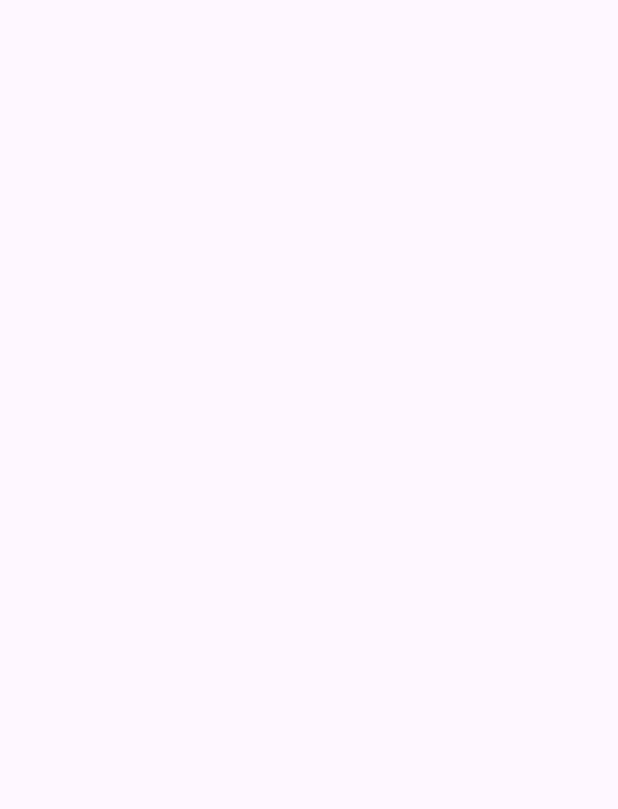
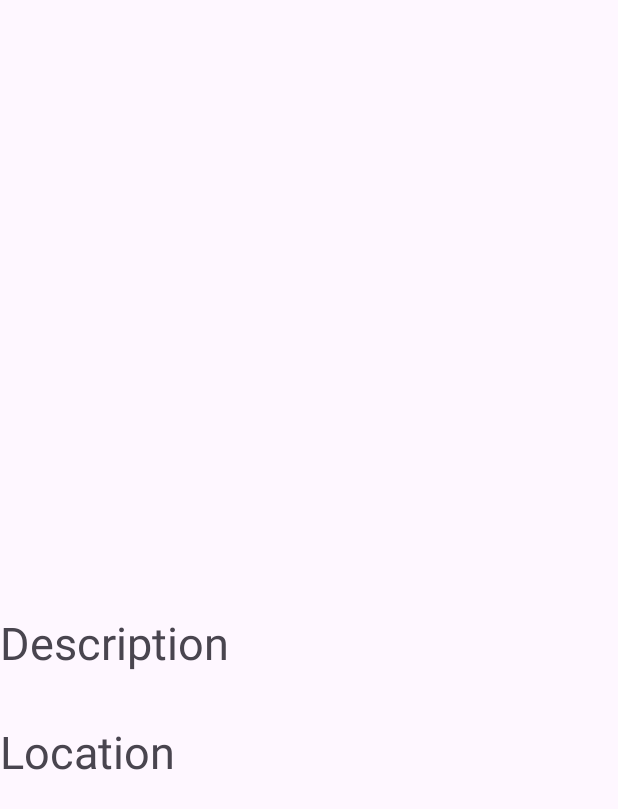
Before and after one commit to jarvision-git/HappyPlaces, an Android app: the HappyPlaceDetailActivity screen opened directly, with no data from a screen before it, on a phone screen of 412 x 824 dp. Before the commit the part shown is empty. Shown: the top 809 px of the screen. Run offline under Robolectric (Android 15) with nearby library versions, the phone set to English and light mode, and no system bars.

Commit message:
implemented HappyPlaceDetailActivity with serializable database

```diff
--- a/app/src/main/java/com/example/happyplaces/activities/AddActivity.kt
+++ b/app/src/main/java/com/example/happyplaces/activities/AddActivity.kt
@@ -62,11 +62,12 @@ class addActivity : AppCompatActivity(), View.OnClickListener {
         setSupportActionBar(binding.addToolbar)
         supportActionBar?.setDisplayHomeAsUpEnabled(true)
 
+
         val callback = object : OnBackPressedCallback(
             true // default to enabled
         ) {
             override fun handleOnBackPressed() {
-                finish()
+                this@addActivity.finish()
             }
         }
         onBackPressedDispatcher.addCallback(
--- a/app/src/main/java/com/example/happyplaces/activities/HappyPlaceDetailActivity.kt
+++ b/app/src/main/java/com/example/happyplaces/activities/HappyPlaceDetailActivity.kt
@@ -1,12 +1,48 @@
 package com.example.happyplaces.activities
 
+import android.net.Uri
 import androidx.appcompat.app.AppCompatActivity
 import android.os.Bundle
+import androidx.activity.OnBackPressedCallback
 import com.example.happyplaces.R
+import com.example.happyplaces.databinding.ActivityHappyPlaceDetailBinding
+import com.example.happyplaces.models.HappyPlaceModel
 
 class HappyPlaceDetailActivity : AppCompatActivity() {
+    lateinit var binding:ActivityHappyPlaceDetailBinding
     override fun onCreate(savedInstanceState: Bundle?) {
         super.onCreate(savedInstanceState)
-        setContentView(R.layout.activity_happy_place_detail)
+        binding=ActivityHappyPlaceDetailBinding.inflate(layoutInflater)
+        setContentView(binding.root)
+
+        var happyplacedetailmodel:HappyPlaceModel?=null
+
+        if(intent.hasExtra(MainActivity.EXTRA_PLACE_DETAILS))
+        {
+            happyplacedetailmodel=intent.getSerializableExtra(MainActivity.EXTRA_PLACE_DETAILS)as HappyPlaceModel
+        }
+
+        if (happyplacedetailmodel!=null)
+        {
+            setSupportActionBar(binding.navbar)
+            supportActionBar?.title=happyplacedetailmodel.title
+
+
+            val callback = object : OnBackPressedCallback(
+                true // default to enabled
+            ) {
+                override fun handleOnBackPressed() {
+                    finish()
+                }
+            }
+            onBackPressedDispatcher.addCallback(
+                this, // LifecycleOwner
+                callback
+            )
+
+            binding.ivHPImage.setImageURI(Uri.parse(happyplacedetailmodel.image))
+            binding.tvDesc.text=happyplacedetailmodel.description
+            binding.tvLocation.text=happyplacedetailmodel.location
+        }
     }
 }
--- a/app/src/main/java/com/example/happyplaces/models/HappyPlaceModel.kt
+++ b/app/src/main/java/com/example/happyplaces/models/HappyPlaceModel.kt
@@ -2,6 +2,7 @@ package com.example.happyplaces.models
 
 import androidx.room.Entity
 import androidx.room.PrimaryKey
+import java.io.Serializable
 
 @Entity
 data class HappyPlaceModel(
@@ -13,4 +14,4 @@ data class HappyPlaceModel(
     val location:String,
     val latitude:Double,
     val longitude:Double
-    )
+    ): Serializable
--- a/app/src/main/res/layout/activity_happy_place_detail.xml
+++ b/app/src/main/res/layout/activity_happy_place_detail.xml
@@ -3,7 +3,7 @@
     xmlns:app="http://schemas.android.com/apk/res-auto"
     xmlns:tools="http://schemas.android.com/tools"
     android:layout_width="match_parent"
-    android:layout_height="match_parent"
+    android:layout_height="wrap_content"
     tools:context=".activities.HappyPlaceDetailActivity">
 
     <androidx.appcompat.widget.Toolbar
@@ -18,17 +18,28 @@
         android:layout_width="match_parent"
         android:layout_height="300dp"
         app:layout_constraintTop_toBottomOf="@+id/navbar"/>
+
     <TextView
         android:id="@+id/tvDesc"
         android:layout_width="match_parent"
-        android:layout_height="30dp"
-        app:layout_constraintTop_toBottomOf="@+id/ivHPImage"/>
+        android:layout_height="wrap_content"
+        android:text="@string/Description"
+        android:layout_marginTop="44dp"
+
+        android:textSize="30sp"
+        app:layout_constraintTop_toBottomOf="@+id/ivHPImage"
+        tools:layout_editor_absoluteX="0dp" />
 
     <TextView
         android:id="@+id/tvLocation"
         android:layout_width="match_parent"
-        android:layout_height="30dp"
-        app:layout_constraintTop_toBottomOf="@+id/tvDesc"/>
+        android:layout_height="wrap_content"
+        android:text="@string/Location"
+        android:layout_marginTop="32dp"
+
+        android:textSize="30sp"
+        app:layout_constraintTop_toBottomOf="@+id/tvDesc"
+        tools:layout_editor_absoluteX="0dp" />
 
 
 </androidx.constraintlayout.widget.ConstraintLayout>
```
Also changed, not shown: app/src/main/java/com/example/happyplaces/activities/MainActivity.kt (+17 -0 lines), app/src/main/java/com/example/happyplaces/adapters/HappyPlaceAdapter.kt (+7 -1 lines).
